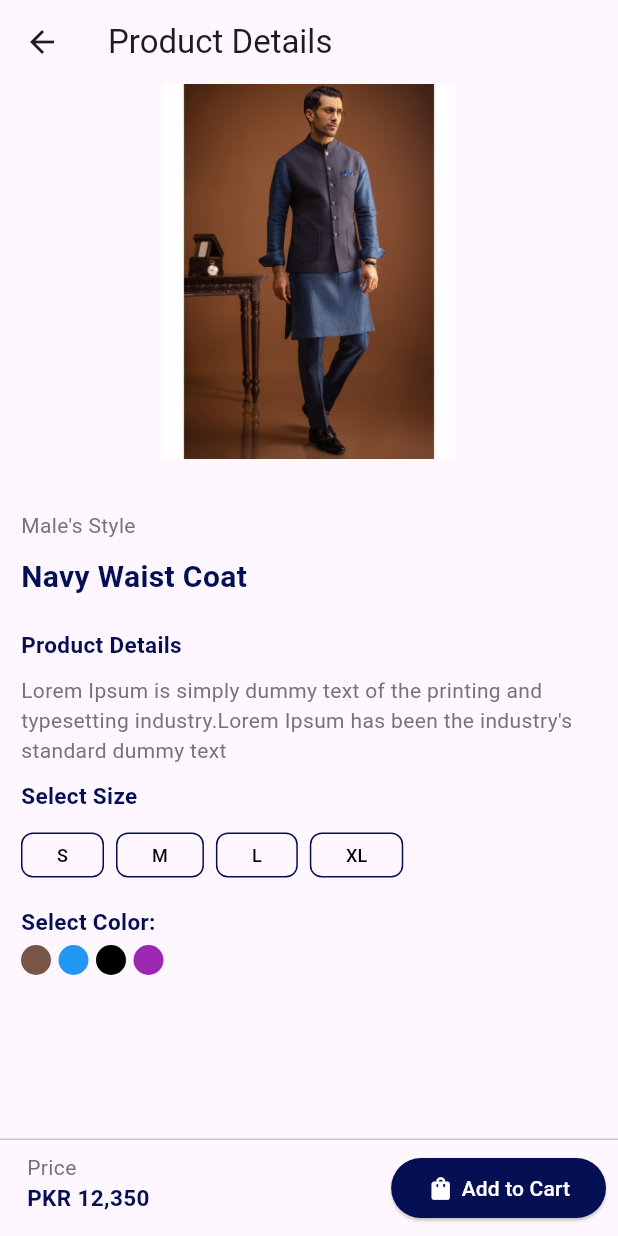
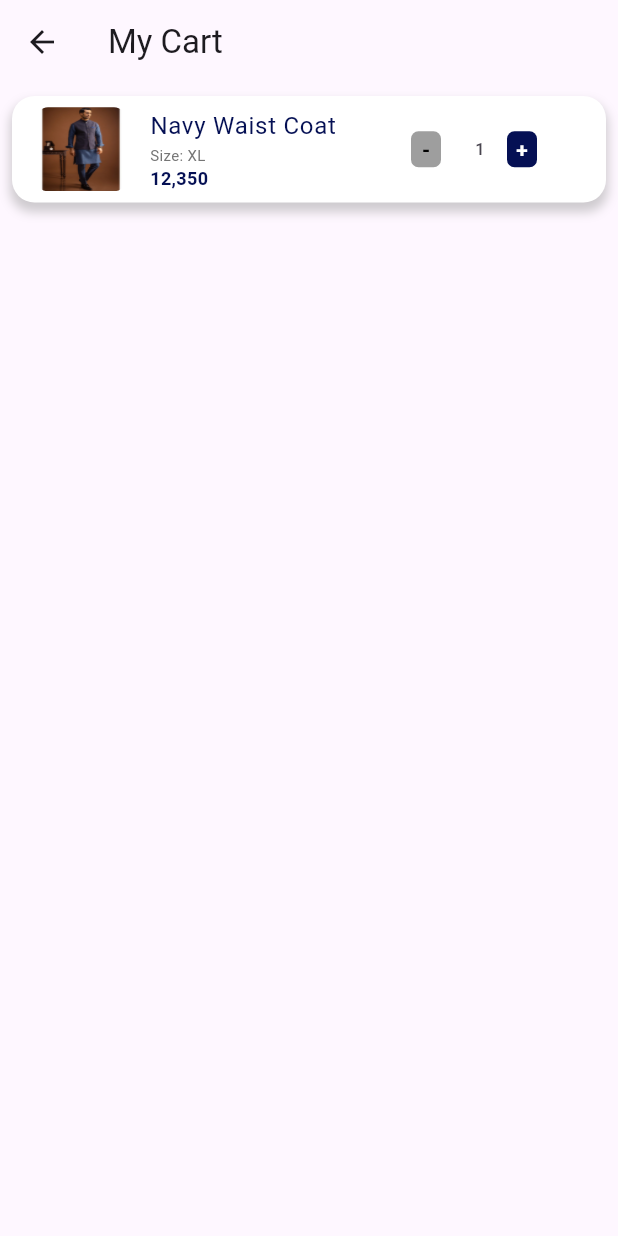
Before and after one commit to alishah18105/Flutter-Projects, a Flutter app: the Productdetails screen opened directly with empty values, after a tap on "Add to Cart", on a phone screen of 412 x 824 dp. Run offline on Flutter 3.47's test engine with Material 3 defaults, Android fonts, the phone set to English and light mode, and no system bars.

Commit message:
My Cart Update

```diff
--- /dev/null
+++ b/Clothing Store/clothingstore/lib/MyCart.dart
@@ -0,0 +1,117 @@
+import 'package:clothingstore/data/data.dart';
+import 'package:clothingstore/utilis/app_colors.dart';
+import 'package:clothingstore/widgets/eleBut_Mc.dart';
+import 'package:flutter/material.dart';
+
+class MyCart extends StatefulWidget {
+    final int index;
+
+  const MyCart({super.key, required this.index});
+
+  @override
+  State<MyCart> createState() => _MyCartState();
+}
+
+class _MyCartState extends State<MyCart> {
+ void _increaseCount() {
+    setState(() {
+      count++; // Increase the count
+    });
+  }
+
+  void _decreaseCount() {
+    if (count > 1) {
+      setState(() {
+        count--; // Decrease the count
+      });
+    }
+  }
+  @override
+
+  Widget build(BuildContext context) {
+    return Scaffold(
+      appBar: AppBar(
+        title: const Text("My Cart"),
+      ),
+      body: ListView.builder(
+        itemCount: listTile_data.length,
+        itemBuilder: (BuildContext context, int index) {
+          return Container(
+            margin: const EdgeInsets.all(8),
+            decoration: BoxDecoration(
+              color: AppColors.white,
+              borderRadius: BorderRadius.circular(15.0),
+              boxShadow: [
+                BoxShadow(
+                  color: Colors.grey.withOpacity(0.5),
+                  spreadRadius: 1,
+                  blurRadius: 5,
+                  offset: const Offset(0, 5),
+                ),
+              ],
+            ),
+            child: Column(
+              children: [
+                ListTile(
+                  leading: ClipRRect(
+                    borderRadius: BorderRadius.circular(8),
+                    child: SizedBox(
+                      height: 100,
+                      width: 60,
+                      child: Image.asset(
+                        "assets/images/${listTile_data[index]["image"]}",
+                        fit: BoxFit.fill,
+                      ),
+                    ),
+                  ),
+                  title: Text(
+                    "${listTile_data[index]["pdDetail"]}",
+                    style: TextStyle(color: AppColors.darkBlue),
+                  ),
+                  subtitle: Column(
+                    crossAxisAlignment: CrossAxisAlignment.start,
+                    children: [
+                      Text(
+                        "Size: XL",
+                        style: TextStyle(color: AppColors.grey, fontSize: 10),
+                      ),
+                      Text(
+                        "${listTile_data[index]["price"]}",
+                        style: TextStyle(
+                          color: AppColors.darkBlue,
+                          fontWeight: FontWeight.bold,
+                          fontSize: 12,
+                        ),
+                      ),
+                    ],
+                  ),
+                  trailing: SizedBox(
+                    width: 120,
+                    child: Row(
+                      mainAxisAlignment: MainAxisAlignment.spaceBetween,
+                      children: [
+                        EleBut_Mc(
+                          text: "-",
+                          tcolor: AppColors.black,
+                          bcolor: AppColors.lightgrey,
+                          onPressed: _decreaseCount,
+                        ),
+                        Text("$count"),
+                        EleBut_Mc(
+                          text: "+",
+                          tcolor: AppColors.white,
+                          bcolor: AppColors.darkBlue,
+                          onPressed: _increaseCount,
+                        ),
+                      ],
+                    ),
+                  ),
+                ),
+              ],
+            ),
+          );
+        },
+      ),
+    );
+  }
+}
--- a/Clothing Store/clothingstore/lib/ProductDetails.dart
+++ b/Clothing Store/clothingstore/lib/ProductDetails.dart
@@ -1,3 +1,4 @@
+import 'package:clothingstore/MyCart.dart';
 import 'package:clothingstore/data/data.dart';
 import 'package:clothingstore/widgets/CirAv_Pd.dart';
 import 'package:clothingstore/widgets/eleBut_Pd.dart';
@@ -90,7 +91,14 @@ class Productdetails extends StatelessWidget {
 
               ),
             ),
-            ElevatedButton(onPressed: (){},
+            ElevatedButton(onPressed: (){
+              listTile_data.add({
+                  "image": data[index]["image"],
+                  "pdDetail": data[index]["pdDetail"],
+                  "price": data[index]["price"],
+                });
+              Navigator.push(context, MaterialPageRoute(builder: (ctx)=> MyCart(index: index)));
+            },
 
             child: Row(
             children: [
--- a/Clothing Store/clothingstore/lib/data/data.dart
+++ b/Clothing Store/clothingstore/lib/data/data.dart
@@ -9,10 +9,8 @@ List data = [
 {"image" : "m8.jpg", "pdDetail" : "Light Olive Kurta", "price" : "10,550",},
 {"image" : "m5.jpg", "pdDetail" : "Milky White Kurta", "price" : "9,250",},
 {"image" : "wm3.jpg", "pdDetail" : "Peach Dobby Kurti", "price" : "6,350",},
+];
 
+List listTile_data = [];
 
-
-
-
-
-];
+  int count = 1;
--- /dev/null
+++ b/Clothing Store/clothingstore/lib/utilis/app_colors.dart
@@ -0,0 +1,10 @@
+import 'package:flutter/material.dart';
+
+class AppColors {
+  static Color darkBlue = Color(0xff051054);
+  static Color white = Colors.white;
+  static Color? grey = Colors.grey[600];
+    static Color? lightgrey = Colors.grey;
+
+  static Color? black = Colors.black;
+}
--- a/Clothing Store/clothingstore/lib/widgets/eleBut_Hp.dart
+++ b/Clothing Store/clothingstore/lib/widgets/eleBut_Hp.dart
@@ -1,7 +1,9 @@
+import 'package:clothingstore/data/data.dart';
 import 'package:flutter/material.dart';
 
 class EleButtHp extends StatefulWidget {
   final String? text;
+
 
   const EleButtHp({super.key, required this.text});
 
@@ -10,12 +12,13 @@ class EleButtHp extends StatefulWidget {
 }
 
 class _EleButtHpState extends State<EleButtHp> {
+
   @override
   Widget build(BuildContext context) {
     return Row(children: [
       ElevatedButton(onPressed: (){
         setState(() {
-
+          count ++;
         });
       }, child: Text("${widget.text}", style: TextStyle(color: Colors.black),), style:
       ElevatedButton.styleFrom(
--- /dev/null
+++ b/Clothing Store/clothingstore/lib/widgets/eleBut_Mc.dart
@@ -0,0 +1,40 @@
+import 'package:flutter/material.dart';
+
+
+
+class EleBut_Mc extends StatefulWidget {
+  final String? text;
+  final Color? tcolor;
+  final Color? bcolor;
+  final VoidCallback onPressed;
+
+  const EleBut_Mc({super.key, required this.text, required this.tcolor, required this.bcolor, required this.onPressed, });
+
+  @override
+  State<EleBut_Mc> createState() => _EleBut_McState();
+}
+
+class _EleBut_McState extends State<EleBut_Mc> {
+  @override
+  Widget build(BuildContext context) {
+    return Row(children: [
+      ElevatedButton(onPressed: widget.onPressed,
+
+      child: Text("${widget.text}", style: TextStyle(color: widget.tcolor,fontWeight: FontWeight.bold),), style:
+      ElevatedButton.styleFrom(
+            backgroundColor: widget.bcolor,
+            shadowColor: Colors.transparent, // Remove shadow
+            shape: RoundedRectangleBorder(
+              borderRadius: BorderRadius.circular(5), // Rounded corners
+            ),
+        padding: const EdgeInsets.symmetric(horizontal: 5, vertical: 2), // Adjust padding
+        minimumSize: const Size(20, 20),
+
+
+          ),
+      ),
+      const SizedBox(width: 8,),
+
+    ],);
+  }
+}
```
